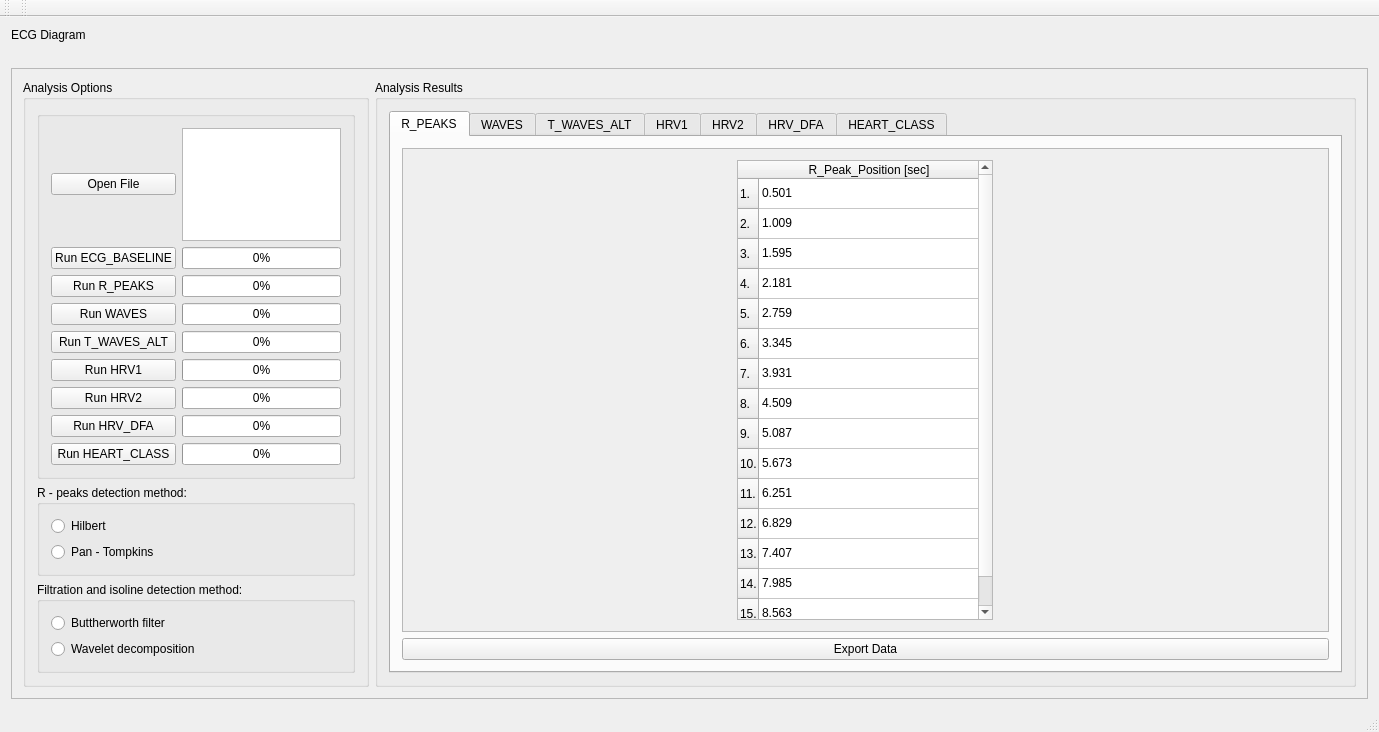
Old version of the form GUI/mainwindow.ui in the repository zamkot/cardiorama.
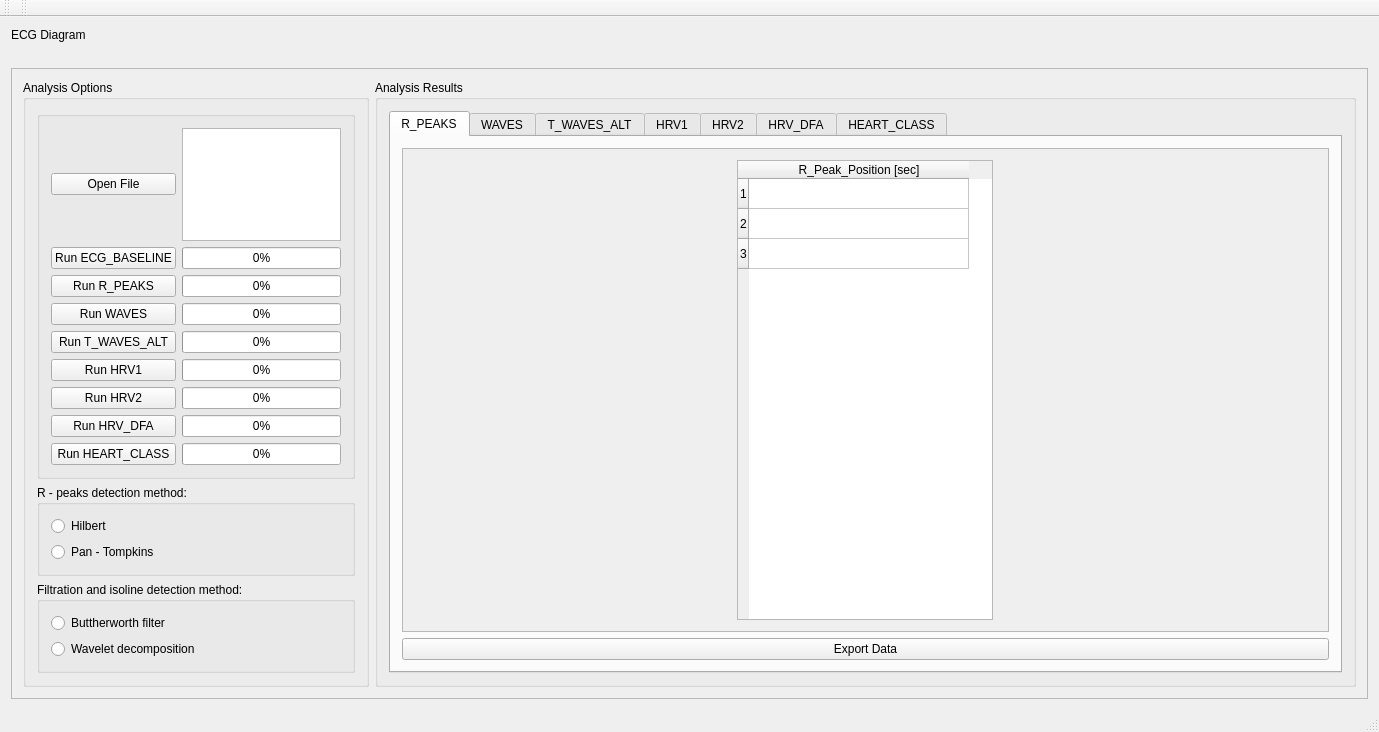
New version of the form. The open tabs and pages were chosen to show the change.

Commit message: GUI - data flow simulation

The edit to the form file:
```diff
--- a/GUI/mainwindow.ui
+++ b/GUI/mainwindow.ui
@@ -267,6 +267,9 @@
               <number>3</number>
              </property>
              <widget class="QWidget" name="R_PEAKS">
+              <property name="enabled">
+               <bool>true</bool>
+              </property>
               <attribute name="title">
                <string>R_PEAKS</string>
               </attribute>
@@ -317,77 +320,17 @@
                      </attribute>
                      <row>
                       <property name="text">
-                       <string>1.</string>
+                       <string>1</string>
                       </property>
                      </row>
                      <row>
                       <property name="text">
-                       <string>2.</string>
+                       <string>2</string>
                       </property>
                      </row>
                      <row>
                       <property name="text">
-                       <string>3.</string>
-                      </property>
-                     </row>
-                     <row>
-                      <property name="text">
-                       <string>4.</string>
-                      </property>
-                     </row>
-                     <row>
-                      <property name="text">
-                       <string>5.</string>
-                      </property>
-                     </row>
-                     <row>
-                      <property name="text">
-                       <string>6.</string>
-                      </property>
-                     </row>
-                     <row>
-                      <property name="text">
-                       <string>7.</string>
-                      </property>
-                     </row>
-                     <row>
-                      <property name="text">
-                       <string>8.</string>
-                      </property>
-                     </row>
-                     <row>
-                      <property name="text">
-                       <string>9.</string>
-                      </property>
-                     </row>
-                     <row>
-                      <property name="text">
-                       <string>10.</string>
-                      </property>
-                     </row>
-                     <row>
-                      <property name="text">
-                       <string>11.</string>
-                      </property>
-                     </row>
-                     <row>
-                      <property name="text">
-                       <string>12.</string>
-                      </property>
-                     </row>
-                     <row>
-                      <property name="text">
-                       <string>13.</string>
-                      </property>
-                     </row>
-                     <row>
-                      <property name="text">
-                       <string>14.</string>
-                      </property>
-                     </row>
-                     <row>
-                      <property name="text">
-                       <string>15.</string>
+                       <string>3</string>
                       </property>
                      </row>
                      <column>
@@ -395,81 +338,6 @@
                        <string>R_Peak_Position [sec]</string>
                       </property>
                      </column>
-                     <item row="0" column="0">
-                      <property name="text">
-                       <string>0.501</string>
-                      </property>
-                     </item>
-                     <item row="1" column="0">
-                      <property name="text">
-                       <string>1.009</string>
-                      </property>
-                     </item>
-                     <item row="2" column="0">
-                      <property name="text">
-                       <string>1.595</string>
-                      </property>
-                     </item>
-                     <item row="3" column="0">
-                      <property name="text">
-                       <string>2.181</string>
-                      </property>
-                     </item>
-                     <item row="4" column="0">
-                      <property name="text">
-                       <string>2.759</string>
-                      </property>
-                     </item>
-                     <item row="5" column="0">
-                      <property name="text">
-                       <string>3.345</string>
-                      </property>
-                     </item>
-                     <item row="6" column="0">
-                      <property name="text">
-                       <string>3.931</string>
-                      </property>
-                     </item>
-                     <item row="7" column="0">
-                      <property name="text">
-                       <string>4.509</string>
-                      </property>
-                     </item>
-                     <item row="8" column="0">
-                      <property name="text">
-                       <string>5.087</string>
-                      </property>
-                     </item>
-                     <item row="9" column="0">
-                      <property name="text">
-                       <string>5.673</string>
-                      </property>
-                     </item>
-                     <item row="10" column="0">
-                      <property name="text">
-                       <string>6.251</string>
-                      </property>
-                     </item>
-                     <item row="11" column="0">
-                      <property name="text">
-                       <string>6.829</string>
-                      </property>
-                     </item>
-                     <item row="12" column="0">
-                      <property name="text">
-                       <string>7.407</string>
-                      </property>
-                     </item>
-                     <item row="13" column="0">
-                      <property name="text">
-                       <string>7.985</string>
-                      </property>
-                     </item>
-                     <item row="14" column="0">
-                      <property name="text">
-                       <string>8.563</string>
-                      </property>
-                     </item>
                     </widget>
                    </item>
                   </layout>
```
Left out of the diff: 55 changed lines with no effect on the pictures. The commit also changes 4 other files.
